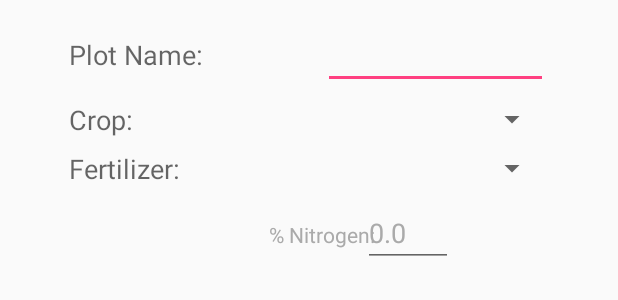
After one commit to pboennig/MyFarm, an Android app: the layout plot_edit_popover.xml on its own in the app's theme, with its tools: preview values and no code run, on a phone screen of 412 x 824 dp. The commit adds this screen. Shown: the top 300 px of the screen. Run offline under Robolectric (Android 15) with nearby library versions, the phone set to English and light mode, and no system bars.

Commit message:
added plot creation popover and implemented it in mainactivity

```diff
--- a/app/src/main/java/org/myfarm/MainActivity.java
+++ b/app/src/main/java/org/myfarm/MainActivity.java
@@ -2,7 +2,11 @@ package org.myfarm;
 
 import android.app.*;
 import android.app.FragmentTransaction;
+import android.content.Context;
 import android.content.Intent;
+import android.graphics.Color;
+import android.graphics.Point;
+import android.graphics.drawable.ColorDrawable;
 import android.net.Uri;
 import android.os.Bundle;
 import android.support.annotation.IdRes;
@@ -15,6 +19,9 @@ import android.support.v4.app.*;
 import android.support.v4.app.Fragment;
 import android.support.v4.app.FragmentManager;
 import android.util.Log;
+import android.view.Display;
+import android.view.Gravity;
+import android.view.LayoutInflater;
 import android.view.MenuInflater;
 import android.view.View;
 import android.support.design.widget.NavigationView;
@@ -25,6 +32,7 @@ import android.support.v7.app.AppCompatActivity;
 import android.support.v7.widget.Toolbar;
 import android.view.Menu;
 import android.view.MenuItem;
+import android.widget.PopupWindow;
 
 import com.google.android.gms.maps.MapFragment;
 
@@ -125,7 +133,22 @@ public class MainActivity extends AppCompatActivity implements MapsActivity.OnFr
 
     //implement action handlers into fragments
     public boolean addPlot(MenuItem v){
-        mapFragment.addPlot(v);
+        LayoutInflater layoutInflater = (LayoutInflater)getSystemService(Context.LAYOUT_INFLATER_SERVICE);
+        final View inflatedView = layoutInflater.inflate(R.layout.plot_edit_popover, null, false);
+
+        Display display = getWindowManager().getDefaultDisplay();
+        Point size = new Point();
+        display.getSize(size);
+
+        PopupWindow popWindow = new PopupWindow(inflatedView, size.x - 50,size.y - 500, true );
+
+        popWindow.setFocusable(true);
+        popWindow.setOutsideTouchable(true);
+        popWindow.setBackgroundDrawable(new ColorDrawable(Color.LTGRAY));        //popWindow.setAnimationStyle(android.R.anim.an); // call this before showing the popup
+
+        popWindow.showAtLocation(findViewById(R.id.main_bar_view), Gravity.BOTTOM, 0, 150);  // 0 - X postion and 150 - Y position
+
+        //mapFragment.addPlot(v);
         return true;
     }
     public boolean editCurrentPlot(MenuItem v){
--- /dev/null
+++ b/app/src/main/res/layout/plot_edit_popover.xml
@@ -0,0 +1,100 @@
+<?xml version="1.0" encoding="utf-8"?>
+<LinearLayout xmlns:android="http://schemas.android.com/apk/res/android"
+    android:orientation="vertical" android:layout_width="match_parent"
+    android:layout_height="match_parent"
+    android:weightSum="1">
+
+    <GridLayout
+        android:layout_width="wrap_content"
+        android:layout_height="wrap_content"
+        android:layout_gravity="center_horizontal"
+        android:columnCount="2"
+        android:rowCount="8"
+        android:padding="10dp"
+        android:rowOrderPreserved="true"
+        android:useDefaultMargins="true">
+
+        <TextView
+            android:layout_width="wrap_content"
+            android:layout_height="wrap_content"
+            android:textAppearance="?android:attr/textAppearanceMedium"
+            android:text="Plot Name:"
+            android:id="@+id/textView3"
+            android:layout_row="0"
+            android:layout_column="0"
+            android:layout_columnSpan="1"
+            android:layout_marginRight="40dp" />
+
+        <EditText
+            android:layout_width="wrap_content"
+            android:layout_height="wrap_content"
+            android:minWidth="150dp"
+            android:textAppearance="?android:attr/textAppearanceMedium"
+            android:id="@+id/textField"
+            android:layout_row="0"
+            android:layout_column="1"
+            android:layout_columnSpan="1"
+            android:layout_marginLeft="40dp" />
+
+        <TextView
+            android:layout_width="wrap_content"
+            android:layout_height="wrap_content"
+            android:textAppearance="?android:attr/textAppearanceMedium"
+            android:text="Crop:"
+            android:id="@+id/textView2"
+            android:layout_row="2"
+            android:layout_column="0"
+            android:layout_columnSpan="1"
+            android:layout_marginRight="40dp" />
+
+        <Spinner
+            android:layout_width="wrap_content"
+            android:layout_height="wrap_content"
+            android:id="@+id/spinner"
+            android:layout_row="2"
+            android:spinnerMode="dropdown"
+            android:layout_column="1"
+            android:layout_gravity="right" />
+
+        <TextView
+            android:layout_width="wrap_content"
+            android:layout_height="wrap_content"
+            android:textAppearance="?android:attr/textAppearanceMedium"
+            android:text="Fertilizer:"
+            android:id="@+id/textView4"
+            android:layout_row="4"
+            android:layout_column="0"
+            android:layout_columnSpan="1"
+            android:layout_marginRight="40dp" />
+
+        <Spinner
+            android:layout_width="wrap_content"
+            android:layout_height="wrap_content"
+            android:id="@+id/spinner2"
+            android:layout_row="4"
+            android:spinnerMode="dropdown"
+            android:layout_gravity="right" />
+
+        <TextView
+            android:layout_width="wrap_content"
+            android:layout_height="wrap_content"
+            android:text="% Nitrogen:"
+            android:id="@+id/textView5"
+            android:layout_row="5"
+            android:layout_column="1"
+            android:textColor="#aaaaaa" />
+
+        <EditText
+            android:layout_width="60dp"
+            android:layout_height="wrap_content"
+            android:inputType="numberDecimal"
+            android:ems="10"
+            android:id="@+id/editText"
+            android:layout_row="5"
+            android:layout_column="1"
+            android:text="0.0"
+            android:layout_gravity="center_horizontal"
+            android:textColor="#aaaaaa" />
+
+    </GridLayout>
+</LinearLayout>
```
